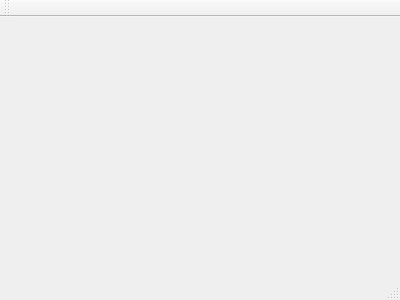
Old version of the form thread_test/MainWindow.ui in the repository jo7ueb/qt_practice.
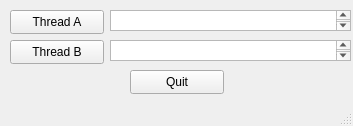
New version of the form.

Commit message: Updated MainWindow class

What changed in the file:
```diff
--- a/thread_test/MainWindow.ui
+++ b/thread_test/MainWindow.ui
@@ -1,24 +1,81 @@
 <ui version="4.0">
  <class>MainWindow</class>
- <widget class="QMainWindow" name="MainWindow" >
-  <property name="geometry" >
+ <widget class="QMainWindow" name="MainWindow">
+  <property name="geometry">
    <rect>
     <x>0</x>
     <y>0</y>
-    <width>400</width>
-    <height>300</height>
+    <width>353</width>
+    <height>126</height>
    </rect>
   </property>
   <property name="windowTitle" >
    <string>MainWindow</string>
   </property>
-  <widget class="QMenuBar" name="menuBar" />
-  <widget class="QToolBar" name="mainToolBar" />
-  <widget class="QWidget" name="centralWidget" />
-  <widget class="QStatusBar" name="statusBar" />
+  <widget class="QWidget" name="centralWidget">
+   <widget class="QPushButton" name="button_a">
+    <property name="geometry">
+     <rect>
+      <x>10</x>
+      <y>10</y>
+      <width>94</width>
+      <height>24</height>
+     </rect>
+    </property>
+    <property name="text">
+     <string>Thread A</string>
+    </property>
+   </widget>
+   <widget class="QPushButton" name="button_b">
+    <property name="geometry">
+     <rect>
+      <x>10</x>
+      <y>40</y>
+      <width>94</width>
+      <height>24</height>
+     </rect>
+    </property>
+    <property name="text">
+     <string>Thread B</string>
+    </property>
+   </widget>
+   <widget class="QPushButton" name="quit_button">
+    <property name="geometry">
+     <rect>
+      <x>130</x>
+      <y>70</y>
+      <width>94</width>
+      <height>24</height>
+     </rect>
+    </property>
+    <property name="text">
+     <string>Quit</string>
+    </property>
+   </widget>
+   <widget class="QPlainTextEdit" name="text_a">
+    <property name="geometry">
+     <rect>
+      <x>110</x>
+      <y>10</y>
+      <width>241</width>
+      <height>21</height>
+     </rect>
+    </property>
+   </widget>
+   <widget class="QPlainTextEdit" name="text_b">
+    <property name="geometry">
+     <rect>
+      <x>110</x>
+      <y>40</y>
+      <width>241</width>
+      <height>21</height>
+     </rect>
+    </property>
+   </widget>
+  </widget>
+  <widget class="QStatusBar" name="statusBar"/>
  </widget>
- <layoutDefault spacing="6" margin="11" />
- <pixmapfunction></pixmapfunction>
+ <layoutdefault spacing="6" margin="11"/>
  <resources/>
  <connections/>
 </ui>
```
Left out of the diff: 24 changed lines with no effect on the pictures. The commit also changes 3 other files.
